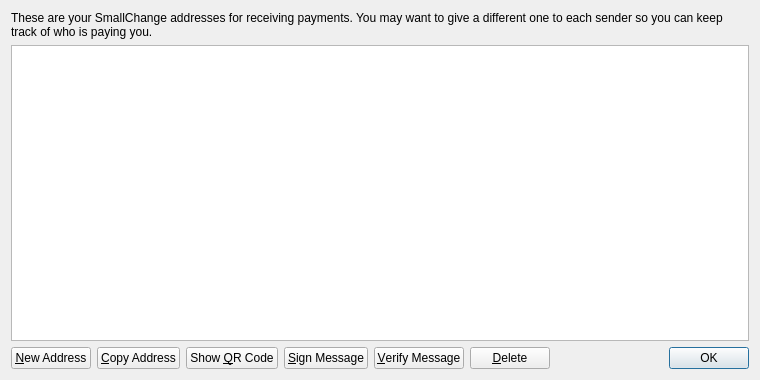
This is src/qt/forms/addressbookpage.ui in ponecoin/ponecoin as Qt 5 draws it before an edit. The edited form follows.
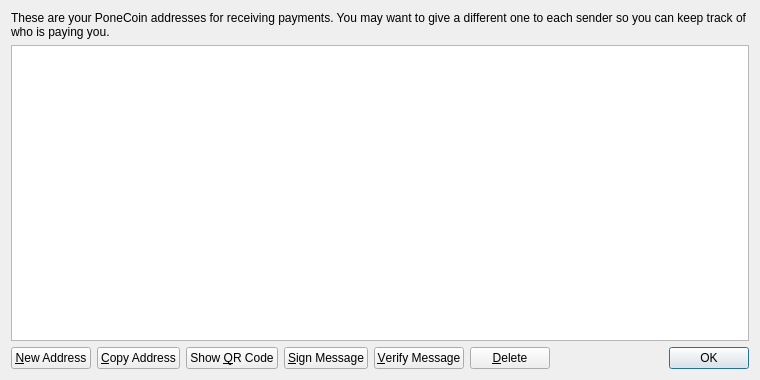
This is the edited form. Icons and pictures are not drawn.

Commit message: Based PONE off of LTC.

What changed in the file:
```diff
--- a/src/qt/forms/addressbookpage.ui
+++ b/src/qt/forms/addressbookpage.ui
@@ -17,7 +17,7 @@
    <item>
     <widget class="QLabel" name="labelExplanation">
      <property name="text">
-      <string>These are your SmallChange addresses for receiving payments. You may want to give a different one to each sender so you can keep track of who is paying you.</string>
+      <string>These are your PoneCoin addresses for receiving payments. You may want to give a different one to each sender so you can keep track of who is paying you.</string>
      </property>
      <property name="textFormat">
       <enum>Qt::PlainText</enum>
```
The commit also changes 40 other files.
